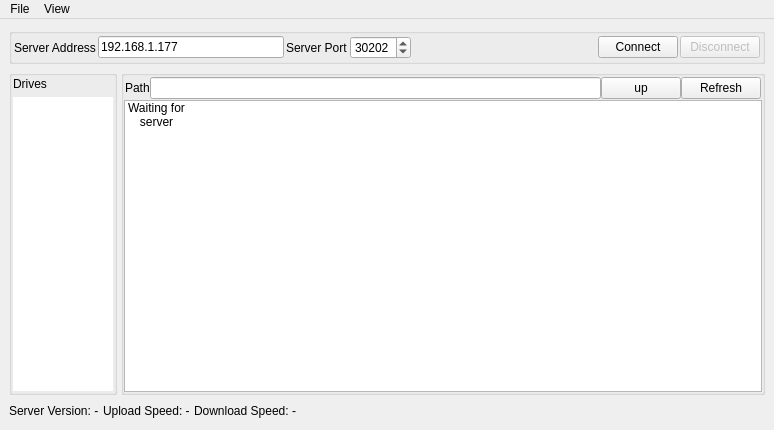
This is ApolloExplorerPC/mainwindow.ui in ronybeck/ApolloExplorer as Qt 5 draws it before an edit. The edited form follows.
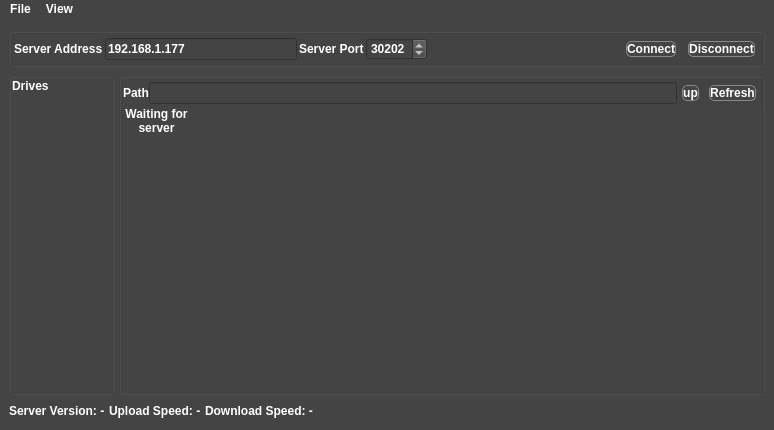
This is the edited form. Icons and pictures are not drawn.

```diff
--- a/ApolloExplorerPC/mainwindow.ui
+++ b/ApolloExplorerPC/mainwindow.ui
@@ -17,6 +17,30 @@
    <iconset resource="icons.qrc">
     <normaloff>:/browser/icons/VampireHW.png</normaloff>:/browser/icons/VampireHW.png</iconset>
   </property>
+  <property name="styleSheet">
+   <string notr="true">QWidget
+{	
+	background-color: #444444;
+	margin-top: 2ex;
+	font: bold 12px;
+	color:  white;
+	font: 700 10pt &quot;Comfortaa&quot;;
+}
+QPushButton
+{
+	margin: 5px;
+	border: 1px solid rgb(136, 138, 133);
+    border-radius: 5px;
+}
+QPushButton::pressed
+{
+	background-color: #555555;
+}
+QPushButton::hover
+{
+	border: 1px solid #aaaaaa;
+}</string>
+  </property>
   <widget class="QWidget" name="centralwidget">
    <layout class="QVBoxLayout" name="verticalLayout">
     <item>
@@ -118,17 +142,20 @@
          <bool>true</bool>
         </property>
         <layout class="QVBoxLayout" name="verticalLayout_3">
+         <property name="spacing">
+          <number>0</number>
+         </property>
          <property name="leftMargin">
-          <number>1</number>
+          <number>0</number>
          </property>
          <property name="topMargin">
-          <number>1</number>
+          <number>0</number>
          </property>
          <property name="rightMargin">
-          <number>1</number>
+          <number>0</number>
          </property>
          <property name="bottomMargin">
-          <number>1</number>
+          <number>0</number>
          </property>
          <item>
           <widget class="QLabel" name="labelDrives">
@@ -324,6 +351,15 @@
           <layout class="QVBoxLayout" name="verticalLayoutFileBrowser">
            <item>
             <widget class="QListWidget" name="listWidgetFileBrowser">
+             <property name="frameShape">
+              <enum>QFrame::NoFrame</enum>
+             </property>
+             <property name="frameShadow">
+              <enum>QFrame::Plain</enum>
+             </property>
+             <property name="lineWidth">
+              <number>0</number>
+             </property>
              <property name="dragEnabled">
               <bool>true</bool>
              </property>
@@ -422,7 +458,7 @@
      <x>0</x>
      <y>0</y>
      <width>774</width>
-     <height>20</height>
+     <height>21</height>
     </rect>
    </property>
    <widget class="QMenu" name="menuFile">
```
Left out of the diff: 6 changed lines with no effect on the pictures.
